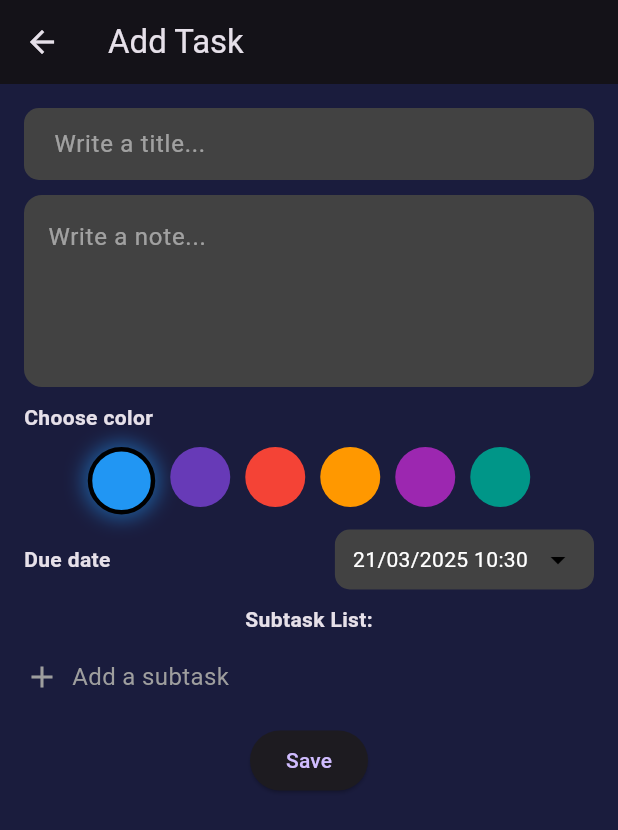
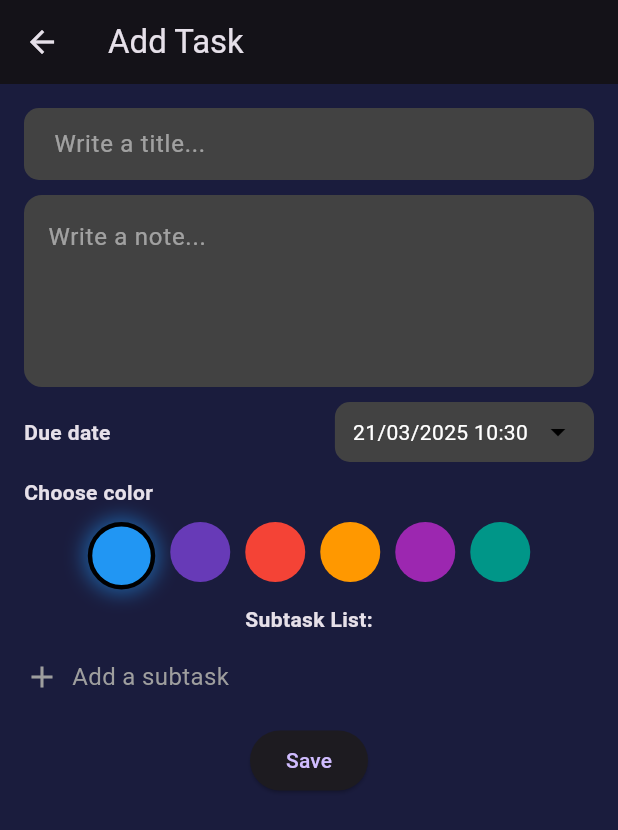
Before and after one commit to huypham0508/task_manager_flutter, a Flutter app: the screen it shows after launch, after a tap on the "dark mode" icon, after a tap on the "add" icon, on a phone screen of 412 x 824 dp. Shown: the top 830 px of the screen. Run offline on Flutter 3.47's test engine with Material 3 defaults, Android fonts, the phone set to English and light mode, and no system bars; our stand-ins replace flutter_i18n, shared_preferences, sqflite; accounts and stored records are empty.

Commit message:
[update][detail screen]

```diff
--- a/assets/translations/en.json
+++ b/assets/translations/en.json
@@ -24,5 +24,8 @@
   "Not Completed": "Not Completed",
   "Mark as Completed": "Mark as Completed",
   "Subtask List": "Subtask List",
+  "Incomplete tasks": "Incomplete tasks",
+  "All tasks": "All tasks",
+  "Completed tasks": "Completed tasks",
   "Are you sure you want to delete the task '{taskTitle}'?": "Are you sure you want to delete the task '{taskTitle}'?"
 }
--- /dev/null
+++ b/lib/core/enum/task_filter.dart
@@ -0,0 +1 @@
+enum TaskFilter { all, incomplete, completed }
--- a/lib/data/repositories/task_repository.dart
+++ b/lib/data/repositories/task_repository.dart
@@ -8,9 +8,26 @@ class TaskRepository extends DatabaseService {
   final _subTasksName = DBConstants.subTasks.tableName;
 
   @override
-  void onCreate(Database db) {
+  void onCreate(Database db) async {
     db.execute(DBConstants.subTasks.createTableQuery);
     db.execute(DBConstants.task.createTableQuery);
+    await db.execute('''
+    INSERT INTO tasks (title, description, status, due_date, created_at, color, position)
+    VALUES
+      ('Task 1', 'Description for Task 1', 0, '2025-03-25T12:00:00.000', '2025-03-21T10:08:08.764', 0xFF2196F3, 0),
+      ('Task 2', 'Description for Task 2', 1, '2025-03-26T15:30:00.000', '2025-03-21T11:00:00.000', 0xFFE91E63, 1),
+      ('Task 3', 'Description for Task 3', 0, '2025-03-27T09:45:00.000', '2025-03-21T12:30:00.000', 0xFFFF9800, 2);
+  ''');
+
+    await db.execute('''
+    INSERT INTO subtasks (task_id, title, isCompleted)
+    VALUES
+      (1, 'Subtask 1 for Task 1', 0),
+      (1, 'Subtask 2 for Task 1', 1),
+      (2, 'Subtask 1 for Task 2', 0),
+      (3, 'Subtask 1 for Task 3', 1),
+      (3, 'Subtask 2 for Task 3', 0);
+  ''');
   }
 
   @override
@@ -93,4 +110,20 @@ class TaskRepository extends DatabaseService {
     final db = await database;
     await db.delete(_subTasksName, where: 'id = ?', whereArgs: [id]);
   }
+
+  Future<List<Task>> getFilteredTasks({bool? isCompleted}) async {
+    final db = await database;
+    final result = await db.query(
+      DBConstants.task.tableName,
+      where: isCompleted != null ? 'status = ?' : null,
+      whereArgs: isCompleted != null ? [isCompleted ? 1 : 0] : null,
+      orderBy: 'position ASC',
+    );
+    List<Task> tasks = result.map((json) => Task.fromMap(json)).toList();
+
+    for (var task in tasks) {
+      task.subTasks = await getSubTasks(task.id!);
+    }
+    return tasks;
+  }
 }
--- a/lib/presentation/components/task_tile.dart
+++ b/lib/presentation/components/task_tile.dart
@@ -54,16 +54,13 @@ class TaskTile extends StatelessWidget {
                     ),
                   ],
                 )
-                : GestureDetector(
-                  onTap: onTap,
-                  child: Container(
+                : Container(
                   width: 35,
                   height: 35,
                   decoration: BoxDecoration(
                     shape: BoxShape.circle,
                     border: Border.all(color: Colors.green, width: 2),
-                      color:
-                          task.isCompleted ? Colors.green : Colors.transparent,
+                    color: task.isCompleted ? Colors.green : Colors.transparent,
                   ),
                   child:
                       task.isCompleted
@@ -73,7 +70,6 @@ class TaskTile extends StatelessWidget {
                             color: Colors.white,
                           )
                           : null,
-                  ),
                 ),
             const SizedBox(width: 16),
             Expanded(
@@ -100,6 +96,14 @@ class TaskTile extends StatelessWidget {
                     style: TextStyle(
                       color: Colors.white.withValues(alpha: 0.7),
                       fontSize: 14,
+                    ),
+                  ),
+                  const SizedBox(height: 4),
+                  Text(
+                    Helper.formatTime(task.dueDate),
+                    style: TextStyle(
+                      fontSize: 14,
+                      color: Colors.white.withValues(alpha: 0.7),
                     ),
                   ),
                 ],
@@ -323,30 +327,13 @@ class TaskTile extends StatelessWidget {
                                   final subTask = task.subTasks[index];
                                   return SubTaskItem(
                                     subTask: subTask,
-                                    onToggleCompleted: (value) {
-                                      setState(() {
-                                        task.subTasks[index] = subTask.copyWith(
-                                          isCompleted: value!,
-                                        );
-                                      });
-                                      taskProvider.updateSubTask(
-                                        task.subTasks[index],
-                                      );
-                                      if (task.subTasks.every(
-                                        (st) => st.isCompleted,
-                                      )) {
-                                        taskProvider.updateTask(
-                                          task.copyWith(isCompleted: true),
-                                        );
-                                      }
-                                    },
+                                    onToggleCompleted: (_) => onTap,
                                   );
                                 },
                               ),
                             ),
                           ],
                           const SizedBox(height: 15),
-
                           TextButton(
                             onPressed: () => Navigator.pop(context),
                             child: Text(
--- a/lib/presentation/providers/task_provider.dart
+++ b/lib/presentation/providers/task_provider.dart
@@ -1,4 +1,5 @@
 import 'package:flutter/material.dart';
+import 'package:task_manager_app/core/enum/task_filter.dart';
 import '../../data/models/task_model.dart';
 import '../../data/repositories/task_repository.dart';
 
@@ -10,8 +11,27 @@ class TaskProvider extends ChangeNotifier {
   List<Task> _tasks = [];
   List<Task> get tasks => _tasks;
 
+  TaskFilter _filter = TaskFilter.all;
+  TaskFilter get filter => _filter;
+
+  void updateFilter(TaskFilter newFilter) {
+    _filter = newFilter;
+    notifyListeners();
+    loadTasks();
+  }
+
   Future<void> loadTasks() async {
-    _tasks = await _taskRepository.getTasks();
+    switch (_filter) {
+      case TaskFilter.completed:
+        _tasks = await _taskRepository.getFilteredTasks(isCompleted: true);
+        break;
+      case TaskFilter.incomplete:
+        _tasks = await _taskRepository.getFilteredTasks(isCompleted: false);
+        break;
+      default:
+        _tasks = await _taskRepository.getTasks();
+        break;
+    }
     notifyListeners();
   }
 
--- a/lib/presentation/screens/task_detail_screen.dart
+++ b/lib/presentation/screens/task_detail_screen.dart
@@ -255,20 +255,6 @@ class TaskDetailScreenState extends State<TaskDetailScreen> {
                   },
                 ),
                 const SizedBox(height: 10),
-                Align(
-                  alignment: Alignment.centerLeft,
-                  child: Text(
-                    FlutterI18n.translate(context, "Choose color"),
-                    style: TextStyle(fontSize: 14, fontWeight: FontWeight.bold),
-                  ),
-                ),
-                const SizedBox(height: 10),
-                ColorPicker(
-                  selectedColor: _selectedColor,
-                  colorOptions: _colorOptions,
-                  onColorSelected: _selectColor,
-                ),
-                const SizedBox(height: 10),
                 Row(
                   mainAxisAlignment: MainAxisAlignment.spaceBetween,
                   children: [
@@ -312,6 +298,20 @@ class TaskDetailScreenState extends State<TaskDetailScreen> {
                   ],
                 ),
                 const SizedBox(height: 10),
+                Align(
+                  alignment: Alignment.centerLeft,
+                  child: Text(
+                    FlutterI18n.translate(context, "Choose color"),
+                    style: TextStyle(fontSize: 14, fontWeight: FontWeight.bold),
+                  ),
+                ),
+                const SizedBox(height: 10),
+                ColorPicker(
+                  selectedColor: _selectedColor,
+                  colorOptions: _colorOptions,
+                  onColorSelected: _selectColor,
+                ),
+                const SizedBox(height: 10),
                 SubTaskListWidget(
                   subTasks: _subTasks,
                   onDeleteSubTask: _removeSubTask,
```
Also changed, not shown: lib/presentation/screens/home_screen.dart (+29 -0 lines). Lines whose indentation alone changed are shown as unchanged.
